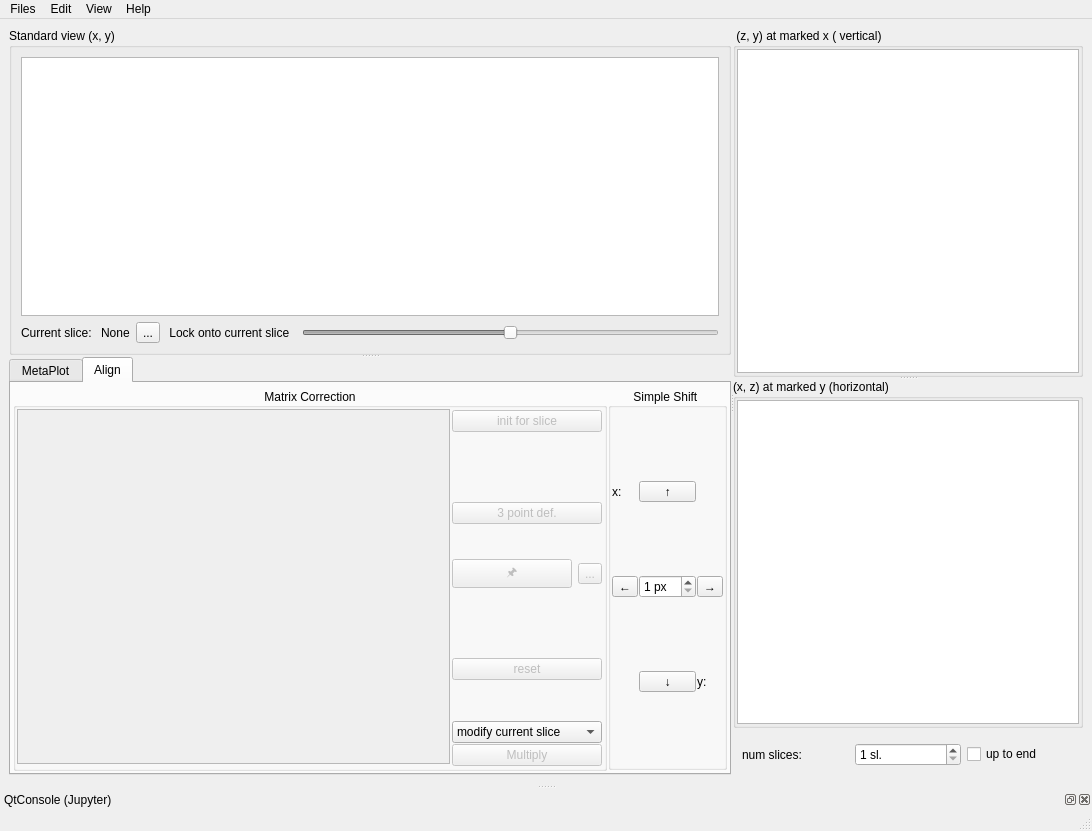
sem-geologist/FIB-data-cleaner, file ui/MainWindow.ui: the form before one commit.
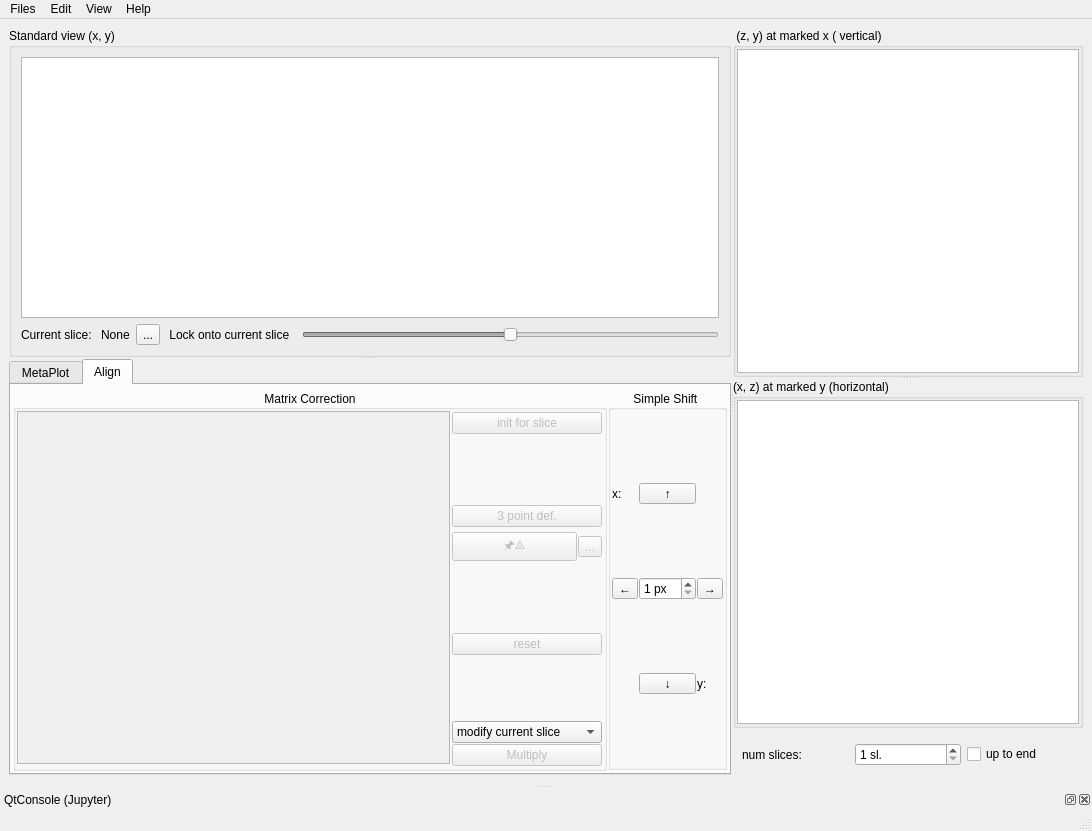
The form after the commit. The open tabs and pages were chosen to show the change. Custom widgets are drawn as their Qt base class.

Commit message: redo the affine by triangle/three movable points * now triangle defined affine transformation matrix is extending   already present matrix, instead of replacing it * reseting back to previously present matrix before tri-point   affine matrix multiplication is implemented with reset button * some minor GUI refinements

Patch:
```diff
--- a/ui/MainWindow.ui
+++ b/ui/MainWindow.ui
@@ -392,8 +392,8 @@
                       <widget class="QWidget" name="widget_4" native="true">
                        <property name="sizePolicy">
                         <sizepolicy hsizetype="Minimum" vsizetype="Minimum">
-                         <horstretch>1</horstretch>
-                         <verstretch>1</verstretch>
+                         <horstretch>0</horstretch>
+                         <verstretch>0</verstretch>
                         </sizepolicy>
                        </property>
                        <layout class="QGridLayout" name="gridLayout_4">
@@ -412,13 +412,16 @@
                         <property name="bottomMargin">
                          <number>0</number>
                         </property>
+                        <property name="spacing">
+                         <number>1</number>
+                        </property>
                         <item row="1" column="0">
                          <widget class="QPushButton" name="pin_points_to_slice">
                           <property name="enabled">
                            <bool>false</bool>
                           </property>
                           <property name="text">
-                           <string>🖈</string>
+                           <string>🖈⨻</string>
                           </property>
                           <property name="checkable">
                            <bool>true</bool>
```
Left out of the diff: 2 changed lines with no effect on the pictures. The commit also changes 2 other files.
